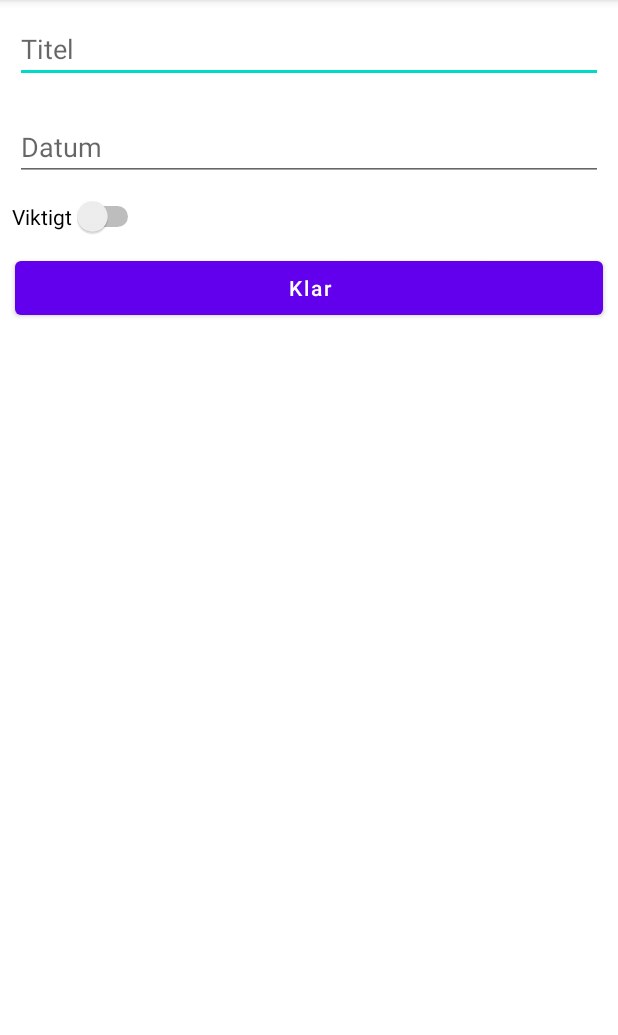
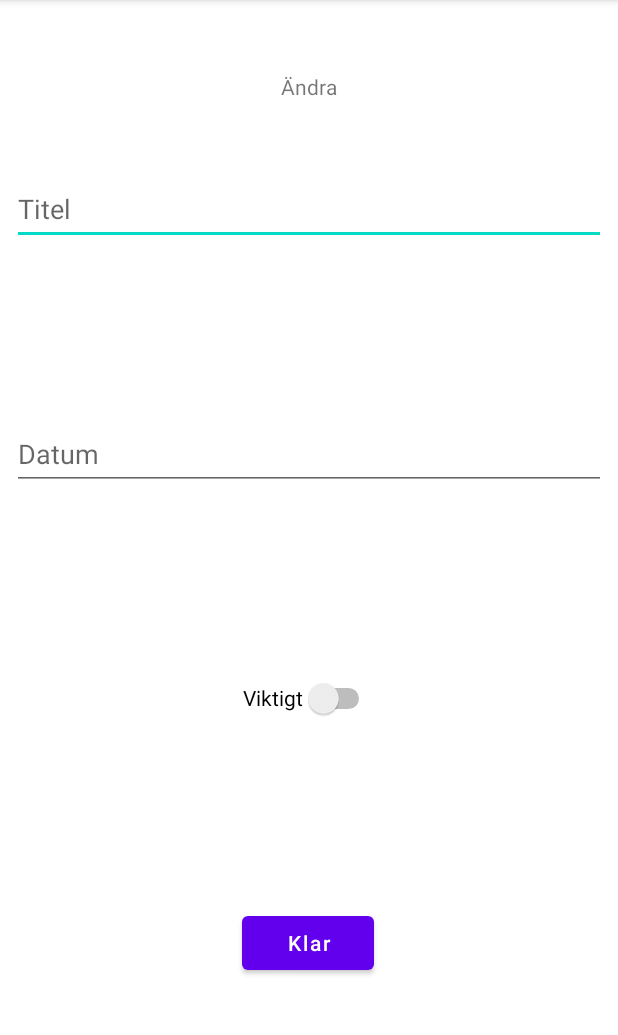
Before and after one commit to TorosK/FCC_SQLite_demo, an Android app: the UpdateReminderActivity screen opened directly, with no data from a screen before it, on a phone screen of 412 x 824 dp, the part 84-1119 px from its top. Run offline under Robolectric (Android 15) with nearby library versions, the phone set to English and light mode, and no system bars.

```diff
--- a/app/src/main/res/layout/activity_main.xml
+++ b/app/src/main/res/layout/activity_main.xml
@@ -8,13 +8,18 @@
 
     <EditText
         android:id="@+id/editText_reminderTitle"
+
         android:layout_width="0dp"
         android:layout_height="wrap_content"
         android:layout_marginStart="8dp"
         android:layout_marginEnd="8dp"
+
         android:ems="10"
         android:hint="@string/Title"
         android:inputType="textPersonName"
+
+        android:minHeight="48dp"
+
         app:layout_constraintBottom_toTopOf="@+id/editText_reminderDate"
         app:layout_constraintEnd_toEndOf="parent"
         app:layout_constraintStart_toStartOf="parent"
@@ -22,13 +27,17 @@
 
     <EditText
         android:id="@+id/editText_reminderDate"
+
         android:layout_width="0dp"
         android:layout_height="wrap_content"
         android:layout_marginStart="8dp"
         android:layout_marginEnd="8dp"
+
         android:ems="10"
         android:hint="@string/Date"
         android:inputType="number"
+        android:minHeight="48dp"
+
         app:layout_constraintBottom_toTopOf="@+id/switch_reminder_Is_Important"
         app:layout_constraintEnd_toEndOf="parent"
         app:layout_constraintStart_toStartOf="parent"
@@ -36,11 +45,16 @@
 
     <Switch
         android:id="@+id/switch_reminder_Is_Important"
+
         android:layout_width="wrap_content"
         android:layout_height="wrap_content"
         android:layout_marginStart="8dp"
         android:layout_marginEnd="8dp"
+
+        android:minHeight="48dp"
         android:text="@string/Important"
+        android:textAllCaps="false"
+
         app:layout_constraintBottom_toTopOf="@+id/button_viewAll"
         app:layout_constraintEnd_toEndOf="parent"
         app:layout_constraintStart_toStartOf="parent"
@@ -51,6 +65,7 @@
         android:layout_width="wrap_content"
         android:layout_height="wrap_content"
         android:text="@string/buttonViewAll"
+        android:textAllCaps="false"
         app:layout_constraintBottom_toTopOf="@+id/listView_reminder_List"
         app:layout_constraintEnd_toStartOf="@+id/buttonAdd"
         app:layout_constraintStart_toStartOf="parent"
@@ -60,7 +75,10 @@
         android:id="@+id/buttonAdd"
         android:layout_width="wrap_content"
         android:layout_height="wrap_content"
+
         android:text="@string/buttonAdd"
+        android:textAllCaps="false"
+
         app:layout_constraintBottom_toTopOf="@+id/listView_reminder_List"
         app:layout_constraintEnd_toEndOf="parent"
         app:layout_constraintStart_toEndOf="@id/button_viewAll"
@@ -68,9 +86,11 @@
 
     <ListView
         android:id="@+id/listView_reminder_List"
-        android:layout_width="409dp"
-        android:layout_height="532dp"
+        android:layout_width="0dp"
+        android:layout_height="0dp"
+        app:layout_constraintBottom_toBottomOf="parent"
         app:layout_constraintEnd_toEndOf="parent"
         app:layout_constraintStart_toStartOf="parent"
         app:layout_constraintTop_toBottomOf="@+id/button_viewAll" />
+
 </androidx.constraintlayout.widget.ConstraintLayout>
--- a/app/src/main/res/layout/activity_update_reminder.xml
+++ b/app/src/main/res/layout/activity_update_reminder.xml
@@ -12,43 +12,80 @@
 </androidx.constraintlayout.widget.ConstraintLayout>
 -->
 
-<LinearLayout xmlns:android="http://schemas.android.com/apk/res/android"
+<androidx.constraintlayout.widget.ConstraintLayout xmlns:android="http://schemas.android.com/apk/res/android"
+    xmlns:app="http://schemas.android.com/apk/res-auto"
     xmlns:tools="http://schemas.android.com/tools"
     android:layout_width="match_parent"
     android:layout_height="match_parent"
-    android:orientation="vertical"
     tools:context=".UpdateReminderActivity">
 
     <!--Edit text to enter title-->
+    <TextView
+        android:id="@+id/textView"
+        android:layout_width="wrap_content"
+        android:layout_height="wrap_content"
+        android:text="@string/Edit"
+        app:layout_constraintBottom_toTopOf="@+id/idEdtReminderTitle"
+        app:layout_constraintEnd_toEndOf="parent"
+        app:layout_constraintStart_toStartOf="parent"
+        app:layout_constraintTop_toTopOf="parent" />
+
     <EditText
         android:id="@+id/idEdtReminderTitle"
-        android:layout_width="match_parent"
+
+        android:layout_width="0dp"
         android:layout_height="wrap_content"
-        android:layout_margin="10dp"
-        android:hint="Titel" />
+        android:layout_marginStart="8dp"
+        android:layout_marginEnd="8dp"
+
+        android:ems="10"
+        android:hint="@string/Title"
+        android:inputType="textPersonName"
+
+        android:minHeight="48dp"
+
+        app:layout_constraintBottom_toTopOf="@+id/idEdtReminderDate"
+        app:layout_constraintEnd_toEndOf="parent"
+        app:layout_constraintStart_toStartOf="parent"
+        app:layout_constraintTop_toTopOf="parent" />
 
     <!--edit text to enter date-->
     <EditText
         android:id="@+id/idEdtReminderDate"
-        android:layout_width="match_parent"
+
+        android:layout_width="0dp"
         android:layout_height="wrap_content"
-        android:layout_margin="10dp"
-        android:hint="Datum" />
+        android:layout_marginStart="8dp"
+        android:layout_marginEnd="8dp"
+
+        android:ems="10"
+        android:hint="@string/Date"
+        android:inputType="number"
+        android:minHeight="48dp"
+
+        app:layout_constraintBottom_toTopOf="@+id/switch_reminder_Is_Important"
+        app:layout_constraintEnd_toEndOf="parent"
+        app:layout_constraintStart_toStartOf="parent"
+        app:layout_constraintTop_toBottomOf="@+id/idEdtReminderTitle" />
 
     <!--edit switch to toggle importance-->
     <Switch
         android:id="@+id/switch_reminder_Is_Important"
+
         android:layout_width="wrap_content"
         android:layout_height="wrap_content"
         android:layout_marginStart="8dp"
         android:layout_marginEnd="8dp"
-        android:text="@string/Important"/>
-        <!--
-        app:layout_constraintBottom_toTopOf="@+id/button_viewAll"
+
+        android:minHeight="48dp"
+        android:text="@string/Important"
+        android:textAllCaps="false"
+
+        app:layout_constraintBottom_toTopOf="@+id/idBtnUpdateReminder"
         app:layout_constraintEnd_toEndOf="parent"
         app:layout_constraintStart_toStartOf="parent"
-        app:layout_constraintTop_toBottomOf="@+id/editText_reminderDate"
-        -->
+        app:layout_constraintTop_toBottomOf="@+id/idEdtReminderDate" />
+
 
 
     <!--edit text for course description-->
@@ -64,10 +101,16 @@
     <!--button for updating our course-->
     <Button
         android:id="@+id/idBtnUpdateReminder"
-        android:layout_width="match_parent"
+        android:layout_width="wrap_content"
         android:layout_height="wrap_content"
-        android:layout_margin="10dp"
-        android:text="Klar"
-        android:textAllCaps="false" />
 
-</LinearLayout>
+        android:text="@string/Done"
+        android:textAllCaps="false"
+
+        app:layout_constraintBottom_toBottomOf="parent"
+        app:layout_constraintEnd_toEndOf="parent"
+        app:layout_constraintHorizontal_bias="0.498"
+        app:layout_constraintStart_toStartOf="parent"
+        app:layout_constraintTop_toBottomOf="@+id/switch_reminder_Is_Important" />
+
+</androidx.constraintlayout.widget.ConstraintLayout>
--- a/app/src/main/res/values/strings.xml
+++ b/app/src/main/res/values/strings.xml
@@ -5,4 +5,6 @@
     <string name="Important">Viktigt</string>
     <string name="buttonViewAll">Visa alla</string>
     <string name="buttonAdd">Lägg Till</string>
+    <string name="Done">Klar</string>
+    <string name="Edit">Ändra</string>
 </resources>
```
